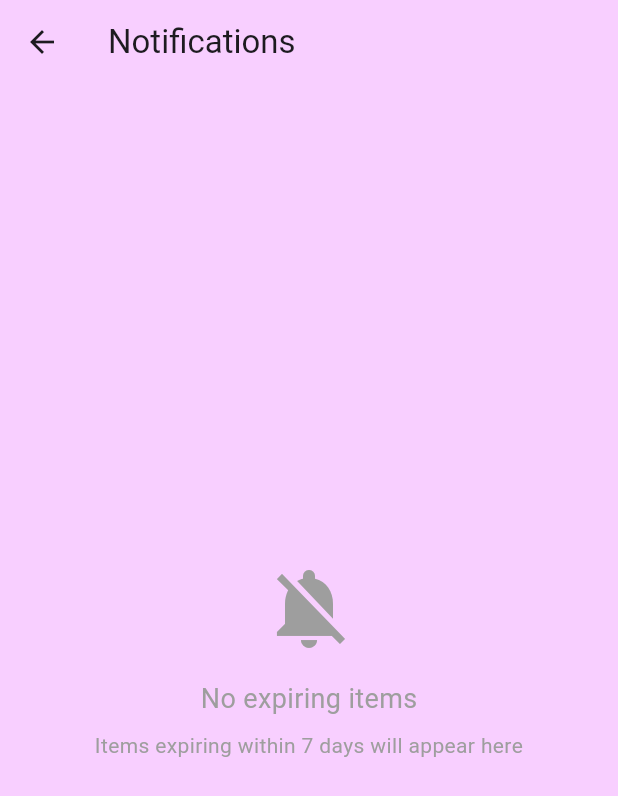
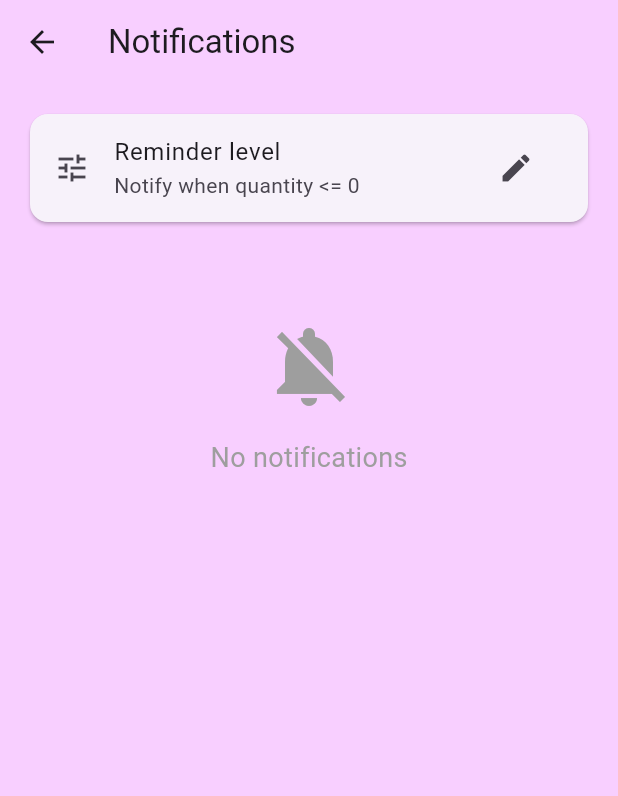
Before and after one commit to nabilrizal325/INTELLICAB-V2, a Flutter app: the screen it shows once a user with an empty profile is signed in, after a tap on the "notifications none" icon, on a phone screen of 412 x 824 dp. Shown: the top 796 px of the screen. Run offline on Flutter 3.47's test engine with Material 3 defaults, Android fonts, the phone set to English and light mode, and no system bars; our stand-ins replace cloud_firestore, firebase_auth, firebase_core, image_picker; missing offline and left inert: cloudinary_public, google_mlkit_barcode_scanning, mobile_scanner; accounts and stored records are empty; network calls fail.

Commit message:
add reminder feature and page

```diff
--- a/lib/notifications_page.dart
+++ b/lib/notifications_page.dart
@@ -13,32 +13,60 @@ class NotificationsPage extends StatefulWidget {
 class _NotificationsPageState extends State<NotificationsPage> {
   final FirebaseAuth _auth = FirebaseAuth.instance;
   final FirebaseFirestore _firestore = FirebaseFirestore.instance;
+  // Return a map with lists: { 'reminderLevel': int, 'expiring': List<...>, 'lowStock': List<...> }
+  Future<Map<String, dynamic>> _getAllNotifications() async {
+    final user = _auth.currentUser;
+    if (user == null) return {'reminderLevel': 1, 'expiring': [], 'lowStock': []};
 
-  Future<List<Map<String, dynamic>>> _getExpiringItems() async {
-    final user = _auth.currentUser;
-    if (user == null) return [];
+    final userDocRef = _firestore.collection('User').doc(user.uid);
+    final userDoc = await userDocRef.get();
 
-    final snapshot = await _firestore
-        .collection('User')
-        .doc(user.uid)
-        .collection('inventory')
-        .get();
+    int reminderLevel = 1;
+    if (userDoc.exists) {
+      final data = userDoc.data();
+      if (data != null && data['reminderLevel'] != null) {
+        try {
+          reminderLevel = (data['reminderLevel'] as num).toInt();
+        } catch (_) {
+          try {
+            reminderLevel = int.parse(data['reminderLevel'].toString());
+          } catch (_) {
+            reminderLevel = 1;
+          }
+        }
+      }
+    }
 
+    final snapshot = await userDocRef.collection('inventory').get();
     final now = DateTime.now();
-    final items = <Map<String, dynamic>>[];
+
+    final expiring = <Map<String, dynamic>>[];
+    final lowStock = <Map<String, dynamic>>[];
 
     for (var doc in snapshot.docs) {
       final data = doc.data();
+
+      // Quantity handling
+      final qtyField = data['quantity'];
+      int qty = 0;
+      if (qtyField is num) {
+        qty = qtyField.toInt();
+      } else if (qtyField is String) {
+        qty = int.tryParse(qtyField) ?? 0;
+      }
+
+      if (qty <= reminderLevel) {
+        lowStock.add({...data, 'id': doc.id, 'quantity': qty});
+      }
+
+      // Expiry handling
       final expiryDateStr = data['expiryDate'];
-
       if (expiryDateStr != null) {
         try {
           final expiryDate = DateFormat('dd/MM/yyyy').parse(expiryDateStr);
           final daysUntilExpiry = expiryDate.difference(now).inDays;
-
-          // Show items expiring in 7 days or less
           if (daysUntilExpiry <= 7 && daysUntilExpiry >= 0) {
-            items.add({
+            expiring.add({
               ...data,
               'id': doc.id,
               'daysUntilExpiry': daysUntilExpiry,
@@ -51,10 +79,17 @@ class _NotificationsPageState extends State<NotificationsPage> {
       }
     }
 
-    // Sort by days until expiry (soonest first)
-    items.sort((a, b) => a['daysUntilExpiry'].compareTo(b['daysUntilExpiry']));
+    // Sort lists
+    expiring.sort((a, b) => a['daysUntilExpiry'].compareTo(b['daysUntilExpiry']));
+    lowStock.sort((a, b) => (a['quantity'] as int).compareTo(b['quantity'] as int));
 
-    return items;
+    return {'reminderLevel': reminderLevel, 'expiring': expiring, 'lowStock': lowStock};
+  }
+
+  Future<void> _saveReminderLevel(int newLevel) async {
+    final user = _auth.currentUser;
+    if (user == null) return;
+    await _firestore.collection('User').doc(user.uid).set({'reminderLevel': newLevel}, SetOptions(merge: true));
   }
 
   @override
@@ -66,8 +101,8 @@ class _NotificationsPageState extends State<NotificationsPage> {
         backgroundColor: const Color.fromARGB(255, 248, 207, 255),
         elevation: 0,
       ),
-      body: FutureBuilder<List<Map<String, dynamic>>>(
-        future: _getExpiringItems(),
+      body: FutureBuilder<Map<String, dynamic>>(
+        future: _getAllNotifications(),
         builder: (context, snapshot) {
           if (snapshot.connectionState == ConnectionState.waiting) {
             return const Center(child: CircularProgressIndicator());
@@ -77,35 +112,97 @@ class _NotificationsPageState extends State<NotificationsPage> {
             return Center(child: Text('Error: ${snapshot.error}'));
           }
 
-          final expiringItems = snapshot.data ?? [];
+          final data = snapshot.data ?? {'reminderLevel': 1, 'expiring': [], 'lowStock': []};
+          final int reminderLevel = data['reminderLevel'] as int? ?? 1;
+          final List expiringItems = data['expiring'] as List? ?? [];
+          final List lowStockItems = data['lowStock'] as List? ?? [];
 
-          if (expiringItems.isEmpty) {
-            return const Center(
-              child: Column(
-                mainAxisAlignment: MainAxisAlignment.center,
+          return RefreshIndicator(
+            onRefresh: () async => setState(() {}),
+            child: ListView(
+              padding: const EdgeInsets.all(16),
               children: [
-                  Icon(Icons.notifications_off, size: 64, color: Colors.grey),
-                  SizedBox(height: 16),
-                  Text(
-                    'No expiring items',
-                    style: TextStyle(fontSize: 18, color: Colors.grey),
+                // Reminder level card
+                Card(
+                  shape: RoundedRectangleBorder(borderRadius: BorderRadius.circular(12)),
+                  child: ListTile(
+                    leading: const Icon(Icons.tune),
+                    title: const Text('Reminder level'),
+                    subtitle: Text('Notify when quantity <= $reminderLevel'),
+                    trailing: IconButton(
+                      icon: const Icon(Icons.edit),
+                      onPressed: () async {
+                        final controller = TextEditingController(text: reminderLevel.toString());
+                        final result = await showDialog<int>(
+                          context: context,
+                          builder: (context) => AlertDialog(
+                            title: const Text('Set reminder level'),
+                            content: TextField(
+                              controller: controller,
+                              keyboardType: TextInputType.number,
+                              decoration: const InputDecoration(labelText: 'Quantity threshold'),
                             ),
-                  SizedBox(height: 8),
-                  Text(
-                    'Items expiring within 7 days will appear here',
-                    textAlign: TextAlign.center,
-                    style: TextStyle(color: Colors.grey),
+                            actions: [
+                              TextButton(onPressed: () => Navigator.pop(context), child: const Text('Cancel')),
+                              TextButton(
+                                onPressed: () {
+                                  final value = int.tryParse(controller.text) ?? reminderLevel;
+                                  Navigator.pop(context, value);
+                                },
+                                child: const Text('Save'),
                               ),
                             ],
                           ),
                         );
+
+                        if (result != null) {
+                          await _saveReminderLevel(result);
+                          setState(() {});
                         }
+                      },
+                    ),
+                  ),
+                ),
 
-          return ListView.builder(
-            padding: const EdgeInsets.all(16),
-            itemCount: expiringItems.length,
-            itemBuilder: (context, index) {
-              final item = expiringItems[index];
+                const SizedBox(height: 12),
+
+                // Low-stock section
+                if (lowStockItems.isNotEmpty) ...[
+                  const Text('Low stock', style: TextStyle(fontSize: 16, fontWeight: FontWeight.bold)),
+                  const SizedBox(height: 8),
+                  ...lowStockItems.map((item) {
+                    final itemName = '${item['brand'] ?? ''} ${item['name'] ?? ''}'.trim();
+                    final qty = item['quantity'] ?? 0;
+                    return Card(
+                      shape: RoundedRectangleBorder(borderRadius: BorderRadius.circular(12)),
+                      child: ListTile(
+                        leading: Container(
+                          width: 50,
+                          height: 50,
+                          decoration: BoxDecoration(
+                            color: Colors.pink.shade100,
+                            borderRadius: BorderRadius.circular(25),
+                          ),
+                          child: item['imageUrl'] != null
+                              ? ClipRRect(
+                                  borderRadius: BorderRadius.circular(25),
+                                  child: Image.network(item['imageUrl'], fit: BoxFit.cover),
+                                )
+                              : const Icon(Icons.inventory, color: Colors.black),
+                        ),
+                        title: Text(itemName, style: const TextStyle(fontWeight: FontWeight.bold)),
+                        subtitle: Text('Qty: $qty'),
+                      ),
+                    );
+                  }),
+                  const SizedBox(height: 12),
+                ],
+
+                // Expiring section
+                if (expiringItems.isNotEmpty) ...[
+                  const Text('Expiring soon', style: TextStyle(fontSize: 16, fontWeight: FontWeight.bold)),
+                  const SizedBox(height: 8),
+                  ...expiringItems.map((item) {
                     final daysUntilExpiry = item['daysUntilExpiry'] as int;
                     final itemName = '${item['brand'] ?? ''} ${item['name'] ?? ''}'.trim();
                     final expiryDate = item['expiryDateObj'] as DateTime;
@@ -129,9 +226,7 @@ class _NotificationsPageState extends State<NotificationsPage> {
                     }
 
                     return Card(
-                shape: RoundedRectangleBorder(
-                  borderRadius: BorderRadius.circular(12),
-                ),
+                      shape: RoundedRectangleBorder(borderRadius: BorderRadius.circular(12)),
                       elevation: 2,
                       child: ListTile(
                         leading: Container(
@@ -167,8 +262,7 @@ class _NotificationsPageState extends State<NotificationsPage> {
                             ),
                             const SizedBox(height: 4),
                             Container(
-                        padding: const EdgeInsets.symmetric(
-                            horizontal: 8, vertical: 2),
+                              padding: const EdgeInsets.symmetric(horizontal: 8, vertical: 2),
                               decoration: BoxDecoration(
                                 color: notificationColor.withOpacity(0.1),
                                 borderRadius: BorderRadius.circular(8),
@@ -191,7 +285,24 @@ class _NotificationsPageState extends State<NotificationsPage> {
                         ),
                       ),
                     );
-            },
+                  }),
+                ],
+
+                if (expiringItems.isEmpty && lowStockItems.isEmpty)
+                  const Center(
+                    child: Padding(
+                      padding: EdgeInsets.symmetric(vertical: 48.0),
+                      child: Column(
+                        children: [
+                          Icon(Icons.notifications_off, size: 64, color: Colors.grey),
+                          SizedBox(height: 16),
+                          Text('No notifications', style: TextStyle(fontSize: 18, color: Colors.grey)),
+                        ],
+                      ),
+                    ),
+                  ),
+              ],
+            ),
           );
         },
       ),
```
Lines whose indentation alone changed are shown as unchanged.
